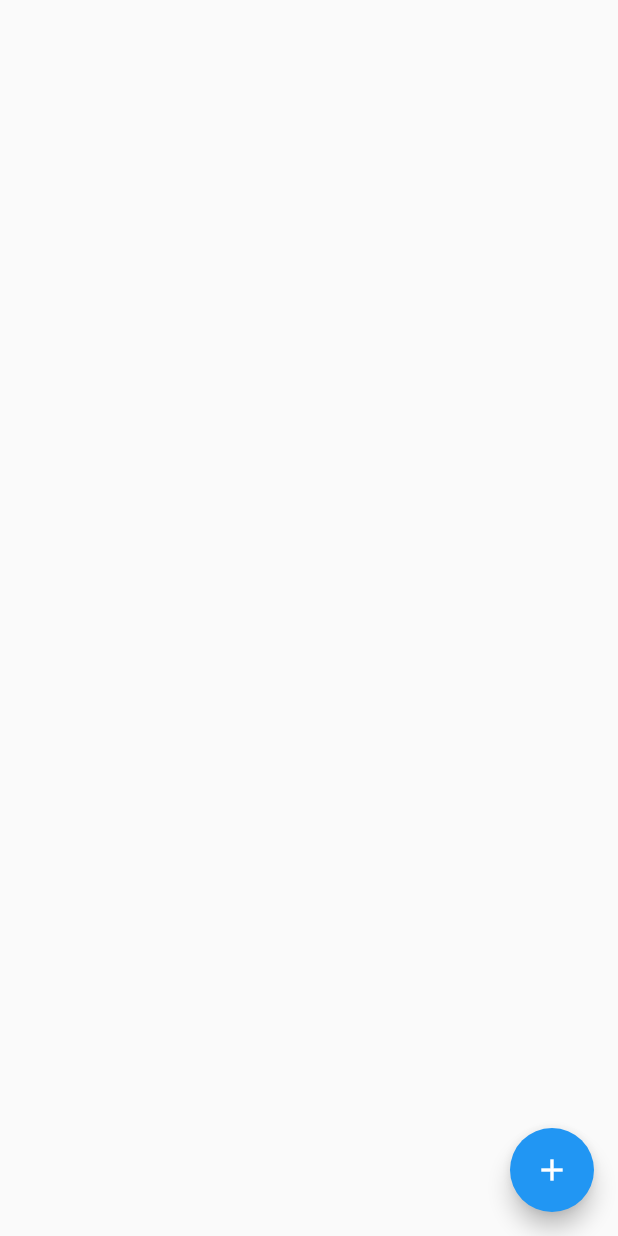
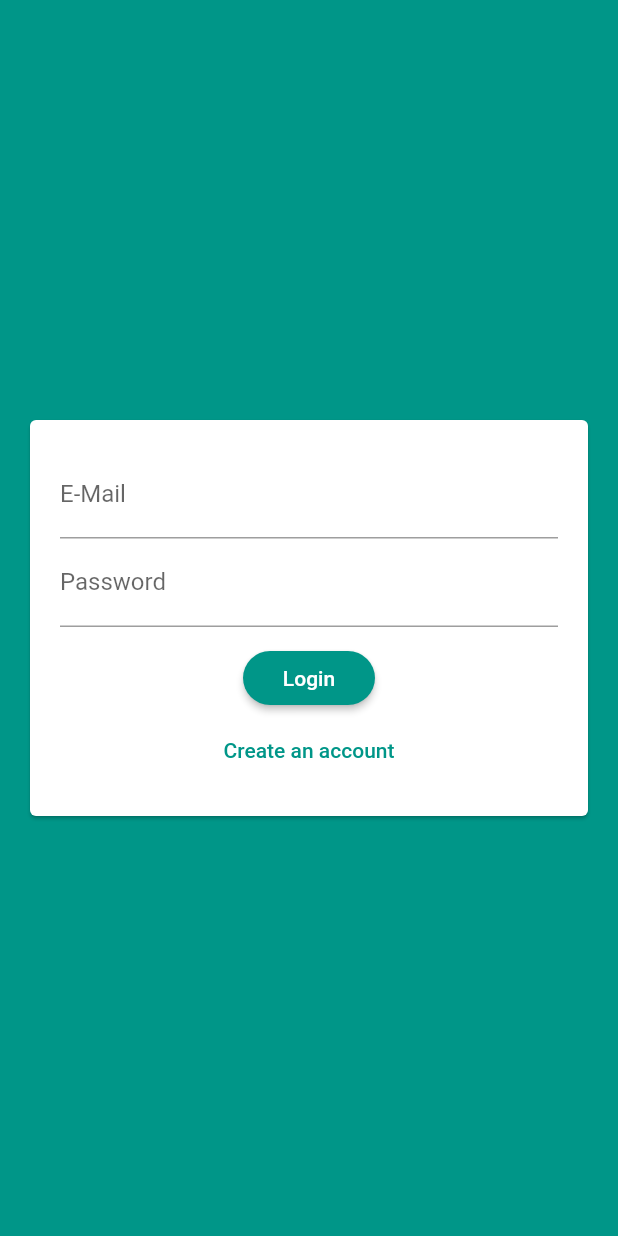
Before and after one commit to saisanjana/flutter-Chat-App, a Flutter app: the screen it shows after launch, on a phone screen of 412 x 824 dp. Run offline on Flutter 3.47's test engine with Material 2 defaults, Android fonts, the phone set to English and light mode, and no system bars; our stand-ins replace cloud_firestore, firebase_auth; accounts and stored records are empty.

```diff
--- a/lib/main.dart
+++ b/lib/main.dart
@@ -1,5 +1,7 @@
+import 'package:chatapp/screens/authScreen.dart';
 import 'package:chatapp/screens/chatScreen.dart';
 import 'package:flutter/material.dart';
+import 'package:firebase_auth/firebase_auth.dart';
 
 void main() => runApp(MyApp());
 
@@ -10,9 +12,28 @@ class MyApp extends StatelessWidget {
     return MaterialApp(
       title: 'Chat App',
       theme: ThemeData(
-        primarySwatch: Colors.blue,
+        primarySwatch: Colors.teal,
+        backgroundColor: Colors.teal,
+        accentColor: Colors.tealAccent,
+        accentColorBrightness: Brightness.light,
+        buttonTheme: ButtonTheme.of(context).copyWith(
+          buttonColor: Colors.teal,
+          textTheme: ButtonTextTheme.primary,
+          shape: RoundedRectangleBorder(
+            borderRadius: BorderRadius.circular(25),
+          ),
+        ),
       ),
-      home: ChatScreen(),
+      home: StreamBuilder(
+        stream: FirebaseAuth.instance.onAuthStateChanged,
+        builder: (ctx, snap) {
+          if (snap.hasData) {
+            return ChatScreen();
+          } else {
+            return AuthScreen();
+          }
+        },
+      ),
     );
   }
 }
--- a/lib/screens/authScreen.dart
+++ b/lib/screens/authScreen.dart
@@ -0,0 +1,70 @@
+import 'package:cloud_firestore/cloud_firestore.dart';
+import 'package:flutter/services.dart';
+
+import '../widgets/authForm.dart';
+import 'package:flutter/material.dart';
+import 'package:firebase_auth/firebase_auth.dart';
+
+class AuthScreen extends StatefulWidget {
+  @override
+  _AuthScreenState createState() => _AuthScreenState();
+}
+
+class _AuthScreenState extends State<AuthScreen> {
+  final auth = FirebaseAuth.instance;
+  bool isLoading = false;
+  void submitData(String email, String username, String password, bool islogin,
+      BuildContext ctx) async {
+    AuthResult _result;
+    try {
+      setState(() {
+        isLoading = true;
+      });
+      if (islogin) {
+        _result = await auth.signInWithEmailAndPassword(
+            email: email, password: password);
+      } else {
+        _result = await auth.createUserWithEmailAndPassword(
+            email: email, password: password);
+        await Firestore.instance
+            .collection('users')
+            .document(_result.user.uid)
+            .setData({
+          'username': username,
+          'email': email,
+        });
+      }
+      setState(() {
+        isLoading = false;
+      });
+    } on PlatformException catch (err) {
+      var msg = 'Please check your creds!';
+      if (err.message != null) {
+        msg = err.message;
+      }
+      Scaffold.of(ctx).showSnackBar(
+        SnackBar(
+          content: Text(msg),
+          backgroundColor: Theme.of(context).errorColor,
+        ),
+      );
+      setState(() {
+        isLoading = false;
+      });
+    } catch (err) {
+      print(err);
+      setState(() {
+        isLoading = false;
+      });
+    }
+  }
+
+  @override
+  Widget build(BuildContext context) {
+    return Scaffold(
+
+      backgroundColor: Theme.of(context).primaryColor,
+      body: AuthForm(submitData, isLoading),
+    );
+  }
+}
--- /dev/null
+++ b/lib/widgets/authForm.dart
@@ -0,0 +1,114 @@
+//import 'dart:html';
+
+import 'package:flutter/material.dart';
+
+class AuthForm extends StatefulWidget {
+  final Function(String email, String username, String password, bool islogin,
+      BuildContext ctx) submit;
+  final bool isLoading;
+  AuthForm(this.submit, this.isLoading);
+
+  @override
+  _AuthFormState createState() => _AuthFormState();
+}
+
+class _AuthFormState extends State<AuthForm> {
+  final _formkey = GlobalKey<FormState>();
+  var _isLogin = true;
+  var _email = '';
+  var _username = '';
+  var _password = '';
+  void _submit() {
+    final isvalid = _formkey.currentState.validate();
+    FocusScope.of(context).unfocus();
+    if (isvalid) {
+      _formkey.currentState.save();
+      widget.submit(
+          _email.trim(), _username.trim(), _password.trim(), _isLogin, context);
+    }
+  }
+
+  @override
+  Widget build(BuildContext context) {
+    return Center(
+      child: Card(
+        margin: EdgeInsets.all(20),
+        child: SingleChildScrollView(
+          child: Padding(
+            padding: EdgeInsets.all(20),
+            child: Form(
+              key: _formkey,
+              child: Column(
+                mainAxisSize: MainAxisSize.min,
+                children: <Widget>[
+                  TextFormField(
+                    key: ValueKey('email'),
+                    validator: (val) {
+                      if (val.isEmpty || !val.contains('@')) {
+                        return 'Enter valid email';
+                      }
+                      return null;
+                    },
+                    decoration: InputDecoration(
+                      labelText: 'E-Mail',
+                    ),
+                    keyboardType: TextInputType.emailAddress,
+                    onSaved: (val) {
+                      _email = val;
+                    },
+                  ),
+                  if (!_isLogin)
+                    TextFormField(
+                      key: ValueKey('username'),
+                      validator: (val) {
+                        if (val.isEmpty || val.length < 4) {
+                          return 'Enter atleast 4 characters';
+                        }
+                        return null;
+                      },
+                      decoration: InputDecoration(labelText: 'Username'),
+                      onSaved: (val) {
+                        _username = val;
+                      },
+                    ),
+                  TextFormField(
+                    key: ValueKey('password'),
+                    validator: (val) {
+                      if (val.isEmpty || val.length < 7) {
+                        return 'Enter atleast 7 characters';
+                      }
+                      return null;
+                    },
+                    decoration: InputDecoration(labelText: 'Password'),
+                    obscureText: true,
+                    onSaved: (val) {
+                      _password = val;
+                    },
+                  ),
+                  SizedBox(height: 10),
+                  widget.isLoading
+                      ? CircularProgressIndicator()
+                      : RaisedButton(
+                          onPressed: _submit,
+                          child: Text(_isLogin ? 'Login' : 'Sign Up'),
+                        ),
+                  FlatButton(
+                    textColor: Theme.of(context).primaryColor,
+                    onPressed: () {
+                      setState(() {
+                        _isLogin = !_isLogin;
+                      });
+                    },
+                    child: Text(_isLogin
+                        ? 'Create an account'
+                        : 'Already have account'),
+                  ),
+                ],
+              ),
+            ),
+          ),
+        ),
+      ),
+    );
+  }
+}
--- a/pubspec.yaml
+++ b/pubspec.yaml
@@ -14,7 +14,7 @@ description: A new Flutter project.
 version: 1.0.0+1
 
 environment:
-  sdk: ">=2.1.0 <3.0.0"
+  sdk: ">=2.2.2 <3.0.0"
 
 dependencies:
   flutter:
@@ -24,6 +24,7 @@ dependencies:
   # Use with the CupertinoIcons class for iOS style icons.
   cupertino_icons: ^0.1.2
   cloud_firestore: ^0.13.5
+  firebase_auth: ^0.16.0
 dev_dependencies:
   flutter_test:
     sdk: flutter
```
Also changed, not shown: lib/screens/chatScreen.dart (+32 -1 lines), pubspec.lock.
